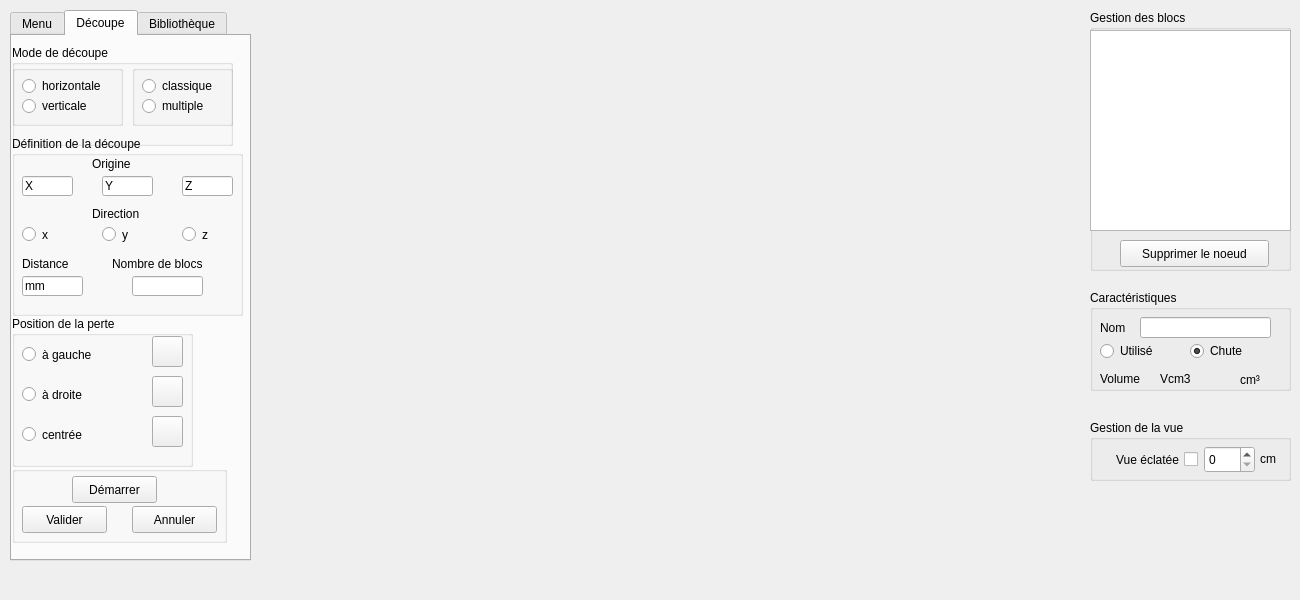
Qt form CNCBrainCut/sources/vue/vuemain.ui (s0lstice/OgreCNC) before a commit.
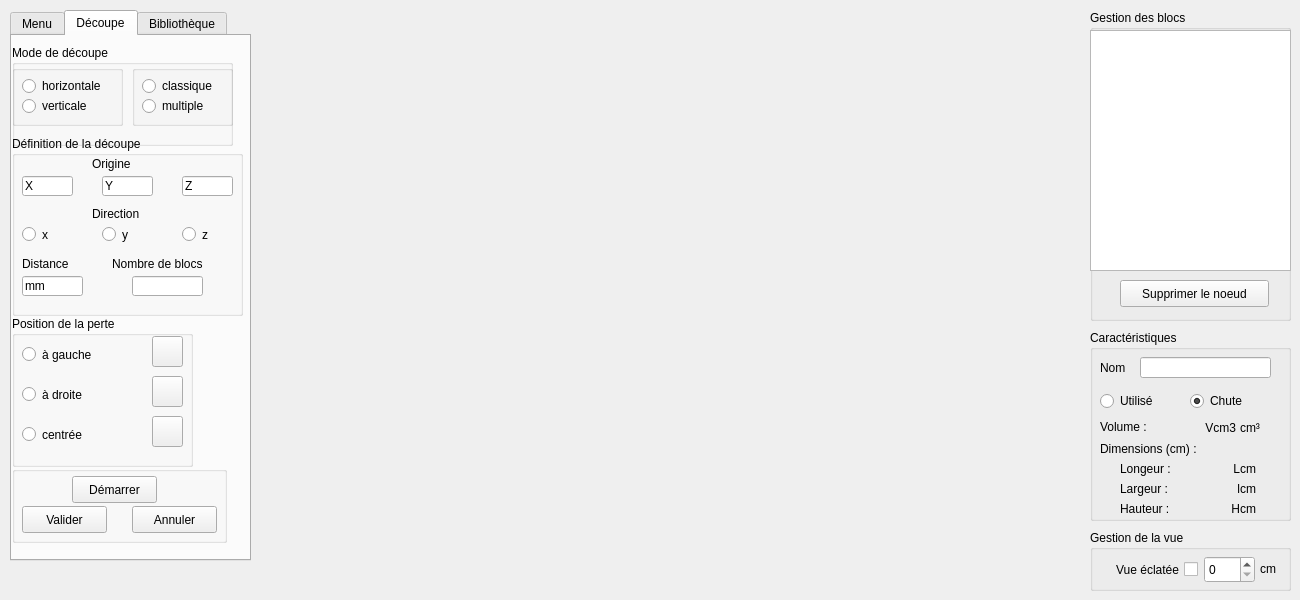
The same form after that commit. Icons and pictures are not drawn.

```diff
--- a/CNCBrainCut/sources/vue/vuemain.ui
+++ b/CNCBrainCut/sources/vue/vuemain.ui
@@ -43,7 +43,7 @@
       <x>1090</x>
       <y>10</y>
       <width>201</width>
-      <height>261</height>
+      <height>311</height>
      </rect>
     </property>
     <property name="title">
@@ -55,7 +55,7 @@
        <x>0</x>
        <y>20</y>
        <width>201</width>
-       <height>201</height>
+       <height>241</height>
       </rect>
      </property>
      <property name="headerHidden">
@@ -69,7 +69,7 @@
      <property name="geometry">
       <rect>
        <x>30</x>
-       <y>230</y>
+       <y>270</y>
        <width>149</width>
        <height>27</height>
       </rect>
@@ -704,9 +704,9 @@
     <property name="geometry">
      <rect>
       <x>1090</x>
-      <y>290</y>
+      <y>330</y>
       <width>201</width>
-      <height>101</height>
+      <height>191</height>
      </rect>
     </property>
     <property name="title">
@@ -739,20 +739,20 @@
      <property name="geometry">
       <rect>
        <x>10</x>
-       <y>81</y>
-       <width>51</width>
+       <y>89</y>
+       <width>61</width>
        <height>16</height>
       </rect>
      </property>
      <property name="text">
-      <string>Volume</string>
+      <string>Volume :</string>
      </property>
     </widget>
     <widget class="QLabel" name="blocUniteVolume_label">
      <property name="geometry">
       <rect>
        <x>150</x>
-       <y>82</y>
+       <y>90</y>
        <width>31</width>
        <height>16</height>
       </rect>
@@ -765,7 +765,7 @@
      <property name="geometry">
       <rect>
        <x>10</x>
-       <y>50</y>
+       <y>60</y>
        <width>71</width>
        <height>22</height>
       </rect>
@@ -778,7 +778,7 @@
      <property name="geometry">
       <rect>
        <x>100</x>
-       <y>50</y>
+       <y>60</y>
        <width>71</width>
        <height>22</height>
       </rect>
@@ -793,22 +793,125 @@
     <widget class="QLabel" name="volume">
      <property name="geometry">
       <rect>
-       <x>70</x>
-       <y>80</y>
-       <width>66</width>
-       <height>17</height>
+       <x>75</x>
+       <y>88</y>
+       <width>71</width>
+       <height>20</height>
       </rect>
      </property>
      <property name="text">
       <string>Vcm3</string>
      </property>
+     <property name="alignment">
+      <set>Qt::AlignRight|Qt::AlignTrailing|Qt::AlignVCenter</set>
+     </property>
+    </widget>
+    <widget class="QLabel" name="label_3">
+     <property name="geometry">
+      <rect>
+       <x>10</x>
+       <y>110</y>
+       <width>121</width>
+       <height>17</height>
+      </rect>
+     </property>
+     <property name="text">
+      <string>Dimensions (cm) :</string>
+     </property>
+    </widget>
+    <widget class="QLabel" name="label_4">
+     <property name="geometry">
+      <rect>
+       <x>30</x>
+       <y>150</y>
+       <width>61</width>
+       <height>17</height>
+      </rect>
+     </property>
+     <property name="text">
+      <string>Largeur :</string>
+     </property>
+    </widget>
+    <widget class="QLabel" name="label_5">
+     <property name="geometry">
+      <rect>
+       <x>30</x>
+       <y>170</y>
+       <width>66</width>
+       <height>17</height>
+      </rect>
+     </property>
+     <property name="text">
+      <string>Hauteur :</string>
+     </property>
+    </widget>
+    <widget class="QLabel" name="label_6">
+     <property name="geometry">
+      <rect>
+       <x>30</x>
+       <y>130</y>
+       <width>66</width>
+       <height>17</height>
+      </rect>
+     </property>
+     <property name="text">
+      <string>Longeur :</string>
+     </property>
+    </widget>
+    <widget class="QLabel" name="longeurbloc">
+     <property name="geometry">
+      <rect>
+       <x>100</x>
+       <y>130</y>
+       <width>66</width>
+       <height>17</height>
+      </rect>
+     </property>
+     <property name="text">
+      <string>Lcm</string>
+     </property>
+     <property name="alignment">
+      <set>Qt::AlignRight|Qt::AlignTrailing|Qt::AlignVCenter</set>
+     </property>
+    </widget>
+    <widget class="QLabel" name="largeurbloc">
+     <property name="geometry">
+      <rect>
+       <x>100</x>
+       <y>150</y>
+       <width>66</width>
+       <height>17</height>
+      </rect>
+     </property>
+     <property name="text">
+      <string>lcm</string>
+     </property>
+     <property name="alignment">
+      <set>Qt::AlignRight|Qt::AlignTrailing|Qt::AlignVCenter</set>
+     </property>
+    </widget>
+    <widget class="QLabel" name="hauteurbloc">
+     <property name="geometry">
+      <rect>
+       <x>100</x>
+       <y>170</y>
+       <width>66</width>
+       <height>17</height>
+      </rect>
+     </property>
+     <property name="text">
+      <string>Hcm</string>
+     </property>
+     <property name="alignment">
+      <set>Qt::AlignRight|Qt::AlignTrailing|Qt::AlignVCenter</set>
+     </property>
     </widget>
    </widget>
    <widget class="QGroupBox" name="groupBox">
     <property name="geometry">
      <rect>
       <x>1090</x>
-      <y>420</y>
+      <y>530</y>
       <width>201</width>
       <height>61</height>
      </rect>
```
Left out of the diff: 2 changed lines with no effect on the pictures.
